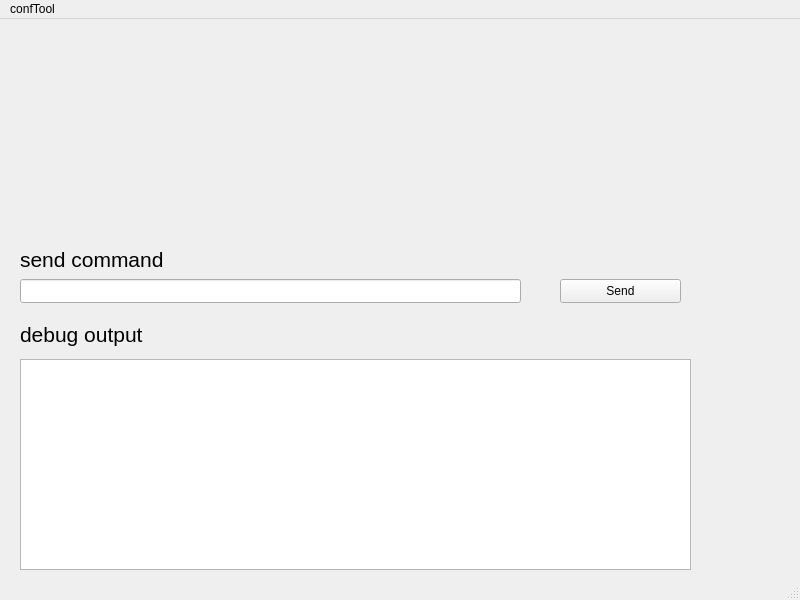
Qt form mainwindow.ui (aleksi100/confTool) before a commit.
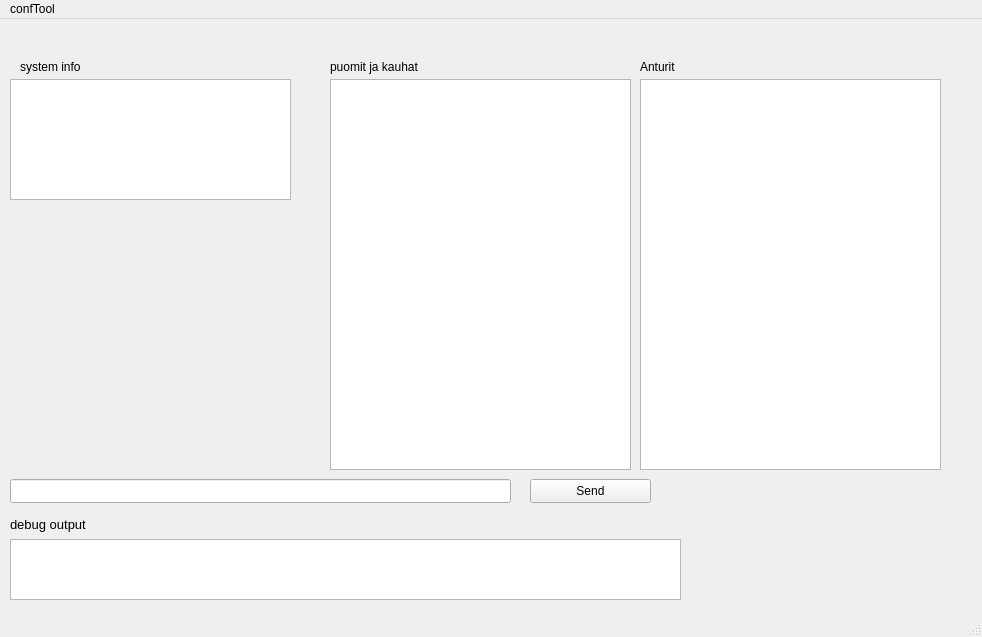
The same form after that commit.

```diff
--- a/mainwindow.ui
+++ b/mainwindow.ui
@@ -6,8 +6,8 @@
    <rect>
     <x>0</x>
     <y>0</y>
-    <width>800</width>
-    <height>600</height>
+    <width>982</width>
+    <height>637</height>
    </rect>
   </property>
   <property name="windowTitle">
@@ -17,53 +17,35 @@
    <widget class="QTextEdit" name="debugTextEdit">
     <property name="geometry">
      <rect>
-      <x>20</x>
-      <y>340</y>
+      <x>10</x>
+      <y>520</y>
       <width>671</width>
-      <height>211</height>
+      <height>61</height>
      </rect>
     </property>
    </widget>
    <widget class="QLineEdit" name="sendCmdLineEdit">
     <property name="geometry">
      <rect>
-      <x>20</x>
-      <y>260</y>
+      <x>10</x>
+      <y>460</y>
       <width>501</width>
       <height>24</height>
      </rect>
     </property>
    </widget>
-   <widget class="QLabel" name="label">
-    <property name="geometry">
-     <rect>
-      <x>20</x>
-      <y>230</y>
-      <width>161</width>
-      <height>21</height>
-     </rect>
-    </property>
-    <property name="font">
-     <font>
-      <pointsize>16</pointsize>
-     </font>
-    </property>
-    <property name="text">
-     <string>send command</string>
-    </property>
-   </widget>
    <widget class="QLabel" name="label_2">
     <property name="geometry">
      <rect>
-      <x>20</x>
-      <y>300</y>
+      <x>10</x>
+      <y>490</y>
       <width>161</width>
       <height>31</height>
      </rect>
     </property>
     <property name="font">
      <font>
-      <pointsize>16</pointsize>
+      <pointsize>10</pointsize>
      </font>
     </property>
     <property name="text">
@@ -73,8 +55,8 @@
    <widget class="QPushButton" name="sendCmdBtn">
     <property name="geometry">
      <rect>
-      <x>560</x>
-      <y>260</y>
+      <x>530</x>
+      <y>460</y>
       <width>121</width>
       <height>24</height>
      </rect>
@@ -83,13 +65,136 @@
      <string>Send</string>
     </property>
    </widget>
+   <widget class="QTextBrowser" name="system_info_textBrowser">
+    <property name="geometry">
+     <rect>
+      <x>10</x>
+      <y>60</y>
+      <width>281</width>
+      <height>121</height>
+     </rect>
+    </property>
+    <property name="font">
+     <font>
+      <pointsize>12</pointsize>
+     </font>
+    </property>
+    <property name="sizeAdjustPolicy">
+     <enum>QAbstractScrollArea::SizeAdjustPolicy::AdjustToContentsOnFirstShow</enum>
+    </property>
+   </widget>
+   <widget class="QTextBrowser" name="puomisto_info_textBrowser">
+    <property name="geometry">
+     <rect>
+      <x>330</x>
+      <y>60</y>
+      <width>301</width>
+      <height>391</height>
+     </rect>
+    </property>
+    <property name="sizePolicy">
+     <sizepolicy hsizetype="Expanding" vsizetype="Expanding">
+      <horstretch>0</horstretch>
+      <verstretch>0</verstretch>
+     </sizepolicy>
+    </property>
+    <property name="font">
+     <font>
+      <pointsize>12</pointsize>
+     </font>
+    </property>
+    <property name="frameShape">
+     <enum>QFrame::Shape::StyledPanel</enum>
+    </property>
+    <property name="verticalScrollBarPolicy">
+     <enum>Qt::ScrollBarPolicy::ScrollBarAsNeeded</enum>
+    </property>
+    <property name="horizontalScrollBarPolicy">
+     <enum>Qt::ScrollBarPolicy::ScrollBarAsNeeded</enum>
+    </property>
+    <property name="sizeAdjustPolicy">
+     <enum>QAbstractScrollArea::SizeAdjustPolicy::AdjustIgnored</enum>
+    </property>
+   </widget>
+   <widget class="QLabel" name="label">
+    <property name="geometry">
+     <rect>
+      <x>20</x>
+      <y>40</y>
+      <width>91</width>
+      <height>16</height>
+     </rect>
+    </property>
+    <property name="text">
+     <string>system info</string>
+    </property>
+   </widget>
+   <widget class="QLabel" name="label_3">
+    <property name="geometry">
+     <rect>
+      <x>330</x>
+      <y>40</y>
+      <width>121</width>
+      <height>16</height>
+     </rect>
+    </property>
+    <property name="text">
+     <string>puomit ja kauhat</string>
+    </property>
+   </widget>
+   <widget class="QTextBrowser" name="anturi_info_textBrowser">
+    <property name="geometry">
+     <rect>
+      <x>640</x>
+      <y>60</y>
+      <width>301</width>
+      <height>391</height>
+     </rect>
+    </property>
+    <property name="sizePolicy">
+     <sizepolicy hsizetype="Expanding" vsizetype="Expanding">
+      <horstretch>0</horstretch>
+      <verstretch>0</verstretch>
+     </sizepolicy>
+    </property>
+    <property name="font">
+     <font>
+      <pointsize>12</pointsize>
+     </font>
+    </property>
+    <property name="frameShape">
+     <enum>QFrame::Shape::StyledPanel</enum>
+    </property>
+    <property name="verticalScrollBarPolicy">
+     <enum>Qt::ScrollBarPolicy::ScrollBarAsNeeded</enum>
+    </property>
+    <property name="horizontalScrollBarPolicy">
+     <enum>Qt::ScrollBarPolicy::ScrollBarAsNeeded</enum>
+    </property>
+    <property name="sizeAdjustPolicy">
+     <enum>QAbstractScrollArea::SizeAdjustPolicy::AdjustIgnored</enum>
+    </property>
+   </widget>
+   <widget class="QLabel" name="label_4">
+    <property name="geometry">
+     <rect>
+      <x>640</x>
+      <y>40</y>
+      <width>49</width>
+      <height>16</height>
+     </rect>
+    </property>
+    <property name="text">
+     <string>Anturit</string>
+    </property>
+   </widget>
   </widget>
   <widget class="QMenuBar" name="menubar">
    <property name="geometry">
     <rect>
      <x>0</x>
      <y>0</y>
-     <width>800</width>
+     <width>982</width>
      <height>21</height>
     </rect>
    </property>
```
